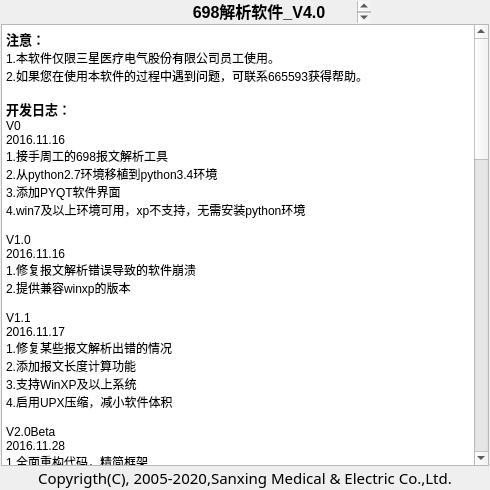
First picture: the form in UI/about_window.ui, repository KayFelicities/698trans, before the edit.
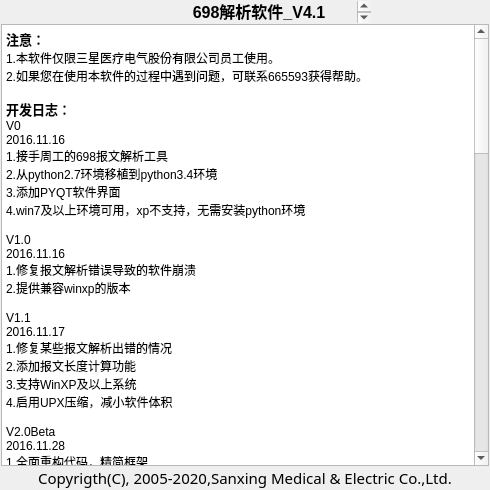
Second picture: the form after the edit. Icons and pictures are not drawn.

What changed in the file:
```diff
--- a/UI/about_window.ui
+++ b/UI/about_window.ui
@@ -180,7 +180,7 @@
 &lt;html&gt;&lt;head&gt;&lt;meta name=&quot;qrichtext&quot; content=&quot;1&quot; /&gt;&lt;style type=&quot;text/css&quot;&gt;
 p, li { white-space: pre-wrap; }
 &lt;/style&gt;&lt;/head&gt;&lt;body style=&quot; font-family:'SimSun'; font-size:9pt; font-weight:400; font-style:normal;&quot;&gt;
-&lt;p align=&quot;center&quot; style=&quot; margin-top:0px; margin-bottom:5px; margin-left:0px; margin-right:0px; -qt-block-indent:0; text-indent:0px;&quot;&gt;&lt;span style=&quot; font-size:12pt; font-weight:600;&quot;&gt;698解析软件_V4.0&lt;/span&gt;&lt;/p&gt;
+&lt;p align=&quot;center&quot; style=&quot; margin-top:0px; margin-bottom:5px; margin-left:0px; margin-right:0px; -qt-block-indent:0; text-indent:0px;&quot;&gt;&lt;span style=&quot; font-size:12pt; font-weight:600;&quot;&gt;698解析软件_V4.1&lt;/span&gt;&lt;/p&gt;
 &lt;p align=&quot;center&quot; style=&quot; margin-top:0px; margin-bottom:5px; margin-left:0px; margin-right:0px; -qt-block-indent:0; text-indent:0px;&quot;&gt;&lt;span style=&quot; font-size:12pt; font-weight:600;&quot;&gt;终端开发部内部测试版&lt;/span&gt;&lt;/p&gt;
 &lt;p align=&quot;center&quot; style=&quot; margin-top:0px; margin-bottom:5px; margin-left:0px; margin-right:0px; -qt-block-indent:0; text-indent:0px;&quot;&gt;&lt;span style=&quot; font-size:12pt; font-weight:600;&quot;&gt;2017.01&lt;/span&gt;&lt;/p&gt;&lt;/body&gt;&lt;/html&gt;</string>
         </property>
@@ -297,12 +297,17 @@
 &lt;p style=&quot; margin-top:0px; margin-bottom:0px; margin-left:0px; margin-right:0px; -qt-block-indent:0; text-indent:0px;&quot;&gt;2.将地址修复功能整合进报文修复功能中&lt;/p&gt;
 &lt;p style=&quot;-qt-paragraph-type:empty; margin-top:0px; margin-bottom:0px; margin-left:0px; margin-right:0px; -qt-block-indent:0; text-indent:0px;&quot;&gt;&lt;br /&gt;&lt;/p&gt;
 &lt;p style=&quot; margin-top:0px; margin-bottom:0px; margin-left:0px; margin-right:0px; -qt-block-indent:0; text-indent:0px;&quot;&gt;V4.0&lt;/p&gt;
-&lt;p style=&quot; margin-top:0px; margin-bottom:0px; margin-left:0px; margin-right:0px; -qt-block-indent:0; text-indent:0px;&quot;&gt;2017.01&lt;/p&gt;
+&lt;p style=&quot; margin-top:0px; margin-bottom:0px; margin-left:0px; margin-right:0px; -qt-block-indent:0; text-indent:0px;&quot;&gt;2017.01.03&lt;/p&gt;
 &lt;p style=&quot; margin-top:0px; margin-bottom:0px; margin-left:0px; margin-right:0px; -qt-block-indent:0; text-indent:0px;&quot;&gt;1.“串口模式”更名为“后台模式”&lt;/p&gt;
 &lt;p style=&quot; margin-top:0px; margin-bottom:0px; margin-left:0px; margin-right:0px; -qt-block-indent:0; text-indent:0px;&quot;&gt;2.添加参数配置窗口&lt;/p&gt;
 &lt;p style=&quot; margin-top:0px; margin-bottom:0px; margin-left:0px; margin-right:0px; -qt-block-indent:0; text-indent:0px;&quot;&gt;3.实现对时面板功能&lt;/p&gt;
 &lt;p style=&quot; margin-top:0px; margin-bottom:0px; margin-left:0px; margin-right:0px; -qt-block-indent:0; text-indent:0px;&quot;&gt;4.实现通信配置面板功能&lt;/p&gt;
 &lt;p style=&quot; margin-top:0px; margin-bottom:0px; margin-left:0px; margin-right:0px; -qt-block-indent:0; text-indent:0px;&quot;&gt;5.实现esam面板功能&lt;/p&gt;
+&lt;p style=&quot; margin-top:0px; margin-bottom:0px; margin-left:0px; margin-right:0px; -qt-block-indent:0; text-indent:0px;&quot;&gt;6.实现事件面板功能&lt;/p&gt;
+&lt;p style=&quot;-qt-paragraph-type:empty; margin-top:0px; margin-bottom:0px; margin-left:0px; margin-right:0px; -qt-block-indent:0; text-indent:0px;&quot;&gt;&lt;br /&gt;&lt;/p&gt;
+&lt;p style=&quot; margin-top:0px; margin-bottom:0px; margin-left:0px; margin-right:0px; -qt-block-indent:0; text-indent:0px;&quot;&gt;V4.1&lt;/p&gt;
+&lt;p style=&quot; margin-top:0px; margin-bottom:0px; margin-left:0px; margin-right:0px; -qt-block-indent:0; text-indent:0px;&quot;&gt;2017.01.08&lt;/p&gt;
+&lt;p style=&quot; margin-top:0px; margin-bottom:0px; margin-left:0px; margin-right:0px; -qt-block-indent:0; text-indent:0px;&quot;&gt;1.添加采集监控窗口&lt;/p&gt;
 &lt;p style=&quot;-qt-paragraph-type:empty; margin-top:0px; margin-bottom:0px; margin-left:0px; margin-right:0px; -qt-block-indent:0; text-indent:0px;&quot;&gt;&lt;br /&gt;&lt;/p&gt;
 &lt;p style=&quot; margin-top:0px; margin-bottom:0px; margin-left:0px; margin-right:0px; -qt-block-indent:0; text-indent:0px;&quot;&gt;todo:&lt;/p&gt;
 &lt;p style=&quot; margin-top:0px; margin-bottom:0px; margin-left:0px; margin-right:0px; -qt-block-indent:0; text-indent:0px;&quot;&gt;1.提供通俗化解析选项，用于后台模式&lt;/p&gt;
```
